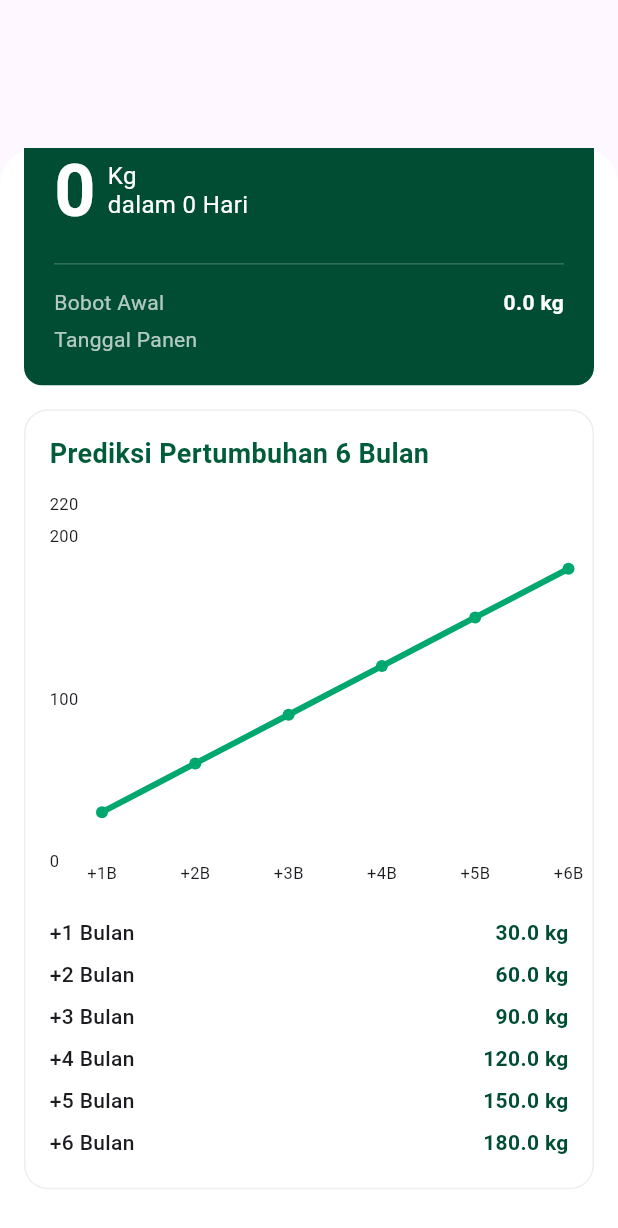
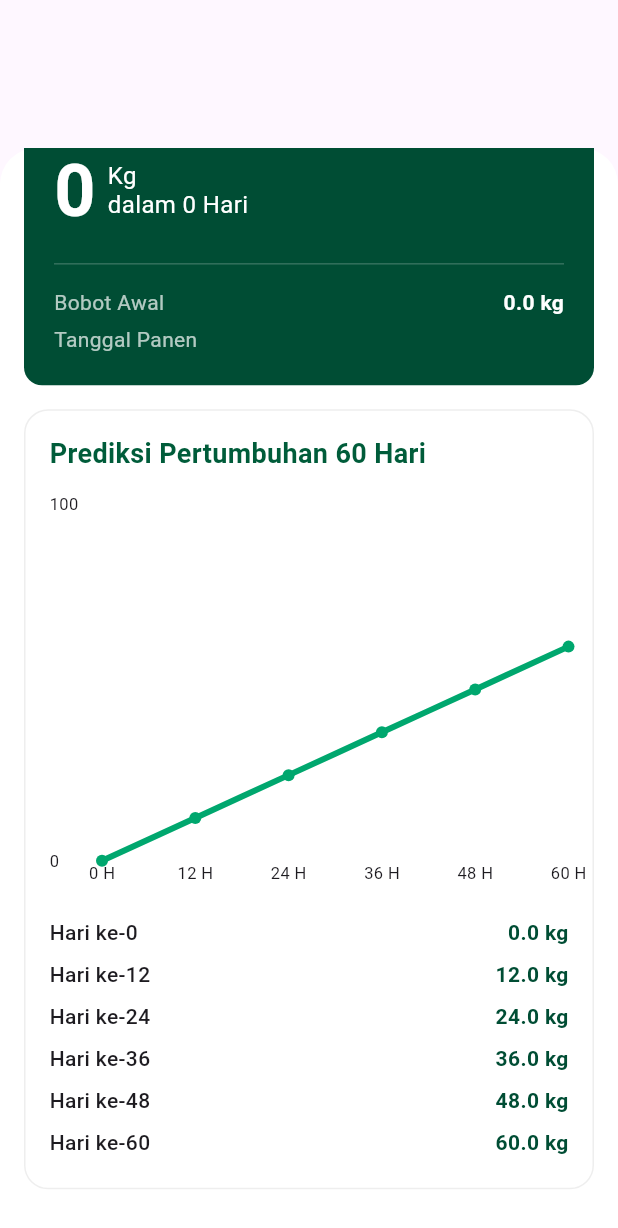
Before and after one commit to Muhfarq/Bobot_sapi, a Flutter app: the HistoryDetailSheet widget shown alone on an empty page, opened directly with empty values, scrolled down 486 dp, on a phone screen of 412 x 824 dp. Shown: the top 1228 px of the screen. Run offline on Flutter 3.47's test engine with Material 3 defaults, Android fonts, the phone set to English and light mode, and no system bars; drawn by our look-alikes of fl_chart; our stand-ins replace printing, sqflite, sqflite_common_ffi; accounts and stored records are empty.

Commit message:
feat: Update growth prediction logic to use goal days and adjust UI labels accordingly

```diff
--- a/bobot_sapi/lib/screens/history_detail_sheet.dart
+++ b/bobot_sapi/lib/screens/history_detail_sheet.dart
@@ -32,7 +32,8 @@ class HistoryDetailSheet extends StatelessWidget {
 
   @override
   Widget build(BuildContext context) {
-    final data = prediksiBobot6Bulan(pengukuran.bobotSekarang);
+    final int goalHari = pengukuran.goalHari > 0 ? pengukuran.goalHari : 60;
+    final data = prediksiBobotHari(pengukuran.bobotSekarang, goalHari);
 
     return DraggableScrollableSheet(
       initialChildSize: 0.88,
@@ -200,23 +201,37 @@ class HistoryDetailSheet extends StatelessWidget {
   }
 
   Widget _grafikPrediksiCard(List<double> data) {
+    final int goalHari = pengukuran.goalHari > 0 ? pengukuran.goalHari : 60;
     final double minY = pengukuran.bobotSekarang - 20;
 
     return _whiteCard(
       child: Column(
         crossAxisAlignment: CrossAxisAlignment.start,
         children: [
-          _title('Prediksi Pertumbuhan 6 Bulan'),
+          _title('Prediksi Pertumbuhan $goalHari Hari'),
           const SizedBox(height: 20),
           SizedBox(
             width: double.infinity,
             height: 260,
             child: LineChart(
               LineChartData(
-                minX: 1,
-                maxX: 6,
+                minX: 0,
+                maxX: 5,
                 minY: minY < 0 ? 0 : minY,
                 maxY: (data.isNotEmpty ? data.last : 100) + 40,
+                lineTouchData: LineTouchData(
+                  touchTooltipData: LineTouchTooltipData(
+                    getTooltipItems: (touchedSpots) {
+                      return touchedSpots.map((spot) {
+                        final hari = ((goalHari / 5) * spot.x).toInt();
+                        return LineTooltipItem(
+                          'Hari ke-$hari\n${spot.y.toStringAsFixed(0)} kg',
+                          const TextStyle(color: Colors.white, fontWeight: FontWeight.bold),
+                        );
+                      }).toList();
+                    },
+                  ),
+                ),
                 gridData: const FlGridData(show: false),
                 borderData: FlBorderData(show: false),
                 titlesData: FlTitlesData(
@@ -231,9 +246,9 @@ class HistoryDetailSheet extends StatelessWidget {
                       showTitles: true,
                       interval: 1,
                       getTitlesWidget: (value, meta) {
-                        if (value < 1 || value > 6) return const SizedBox();
+                        final hari = ((goalHari / 5) * value).toInt();
                         return Text(
-                          '+${value.toInt()}B',
+                          '$hari H',
                           style: const TextStyle(fontSize: 11),
                         );
                       },
@@ -262,7 +277,7 @@ class HistoryDetailSheet extends StatelessWidget {
                     spots: List.generate(
                       data.length,
                       (index) => FlSpot(
-                        (index + 1).toDouble(),
+                        index.toDouble(),
                         data[index],
                       ),
                     ),
@@ -274,12 +289,13 @@ class HistoryDetailSheet extends StatelessWidget {
           const SizedBox(height: 12),
           Column(
             children: List.generate(data.length, (index) {
+              final hari = ((goalHari / 5) * index).toInt();
               return Padding(
                 padding: const EdgeInsets.symmetric(vertical: 4),
                 child: Row(
                   children: [
                     Text(
-                      '+${index + 1} Bulan',
+                      'Hari ke-$hari',
                       style: const TextStyle(fontWeight: FontWeight.w500),
                     ),
                     const Spacer(),
--- a/bobot_sapi/lib/screens/input_sapi_screen.dart
+++ b/bobot_sapi/lib/screens/input_sapi_screen.dart
@@ -448,7 +448,7 @@ class _InputSapiScreenState extends State<InputSapiScreen> {
   }
 
   Widget _grafikPrediksiCard() {
-    final data = prediksiBobot6Bulan(_bobotSekarang!);
+    final data = prediksiBobotHari(_bobotSekarang!, _goalHari!);
     return Card(
       elevation: 0,
       shape: RoundedRectangleBorder(borderRadius: BorderRadius.circular(16), side: BorderSide(color: Colors.grey.shade200)),
@@ -458,15 +458,28 @@ class _InputSapiScreenState extends State<InputSapiScreen> {
         child: Column(
           crossAxisAlignment: CrossAxisAlignment.start,
           children: [
-            Text('Prediksi Pertumbuhan 6 Bulan', style: TextStyle(fontSize: 18, fontWeight: FontWeight.bold, color: primaryGreen)),
+            Text('Prediksi Pertumbuhan $_goalHari Hari', style: TextStyle(fontSize: 18, fontWeight: FontWeight.bold, color: primaryGreen)),
             const SizedBox(height: 20),
             SizedBox(
               width: double.infinity,
               height: 200,
               child: LineChart(
                 LineChartData(
-                  minX: 1, maxX: 6,
+                  minX: 0, maxX: 5,
                   minY: _bobotSekarang! - 20, maxY: data.last + 40,
+                  lineTouchData: LineTouchData(
+                    touchTooltipData: LineTouchTooltipData(
+                      getTooltipItems: (touchedSpots) {
+                        return touchedSpots.map((spot) {
+                          final hari = ((_goalHari! / 5) * spot.x).toInt();
+                          return LineTooltipItem(
+                            'Hari ke-$hari\n${spot.y.toStringAsFixed(0)} kg',
+                            const TextStyle(color: Colors.white, fontWeight: FontWeight.bold),
+                          );
+                        }).toList();
+                      },
+                    ),
+                  ),
                   gridData: const FlGridData(show: false),
                   borderData: FlBorderData(show: false),
                   titlesData: FlTitlesData(
@@ -475,7 +488,10 @@ class _InputSapiScreenState extends State<InputSapiScreen> {
                     bottomTitles: AxisTitles(
                       sideTitles: SideTitles(
                         showTitles: true, interval: 1,
-                        getTitlesWidget: (value, meta) => Text('+${value.toInt()}B', style: const TextStyle(fontSize: 11)),
+                        getTitlesWidget: (value, meta) {
+                          final hari = ((_goalHari! / 5) * value).toInt();
+                          return Text('$hari H', style: const TextStyle(fontSize: 11));
+                        },
                       ),
                     ),
                     leftTitles: AxisTitles(
@@ -486,7 +502,7 @@ class _InputSapiScreenState extends State<InputSapiScreen> {
                     LineChartBarData(
                       isCurved: true, barWidth: 4, color: accentGreen,
                       dotData: const FlDotData(show: true),
-                      spots: List.generate(data.length, (index) => FlSpot((index + 1).toDouble(), data[index])),
+                      spots: List.generate(data.length, (index) => FlSpot(index.toDouble(), data[index])),
                     ),
                   ],
                 ),
--- a/bobot_sapi/lib/utils/calculator.dart
+++ b/bobot_sapi/lib/utils/calculator.dart
@@ -55,9 +55,11 @@ DateTime hitungTanggalPanen(double waktuBulan, {DateTime? tanggalUkur}) {
   return baseDate.add(Duration(days: totalHari));
 }
 
-List<double> prediksiBobot6Bulan(double bobotSekarang) {
+List<double> prediksiBobotHari(double bobotSekarang, int goalHari) {
+  if (goalHari <= 0) goalHari = 60;
   return List.generate(6, (index) {
-    final bulanKe = index + 1;
-    return bobotSekarang + (adgRealistis * bulanKe * 30);
+    final stepHari = (goalHari / 5) * index;
+    final hasil = bobotSekarang + (adgRealistis * stepHari);
+    return hasil < 0 ? 0 : hasil;
   });
 }
```
Also changed, not shown: bobot_sapi/lib/screens/form_update_sapi_screen.dart (+34 -12 lines), bobot_sapi/lib/screens/hitung_pakan_screen.dart (+12 -4 lines).
